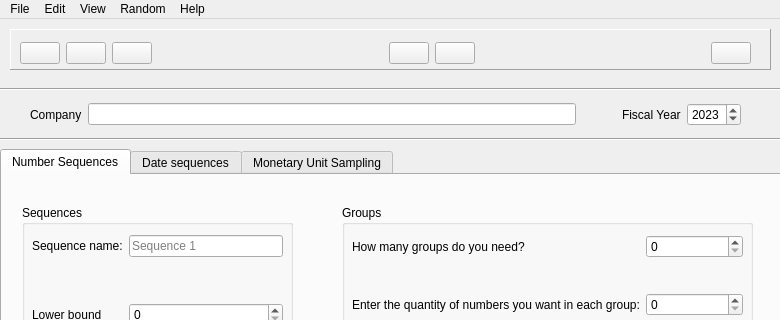
tlex-web/avega_sampling, file view/ui/MainWindow.ui: the form before one commit; both pictures show x 0 to 780 and y 0 to 320 of the 780 by 531 pixel window.
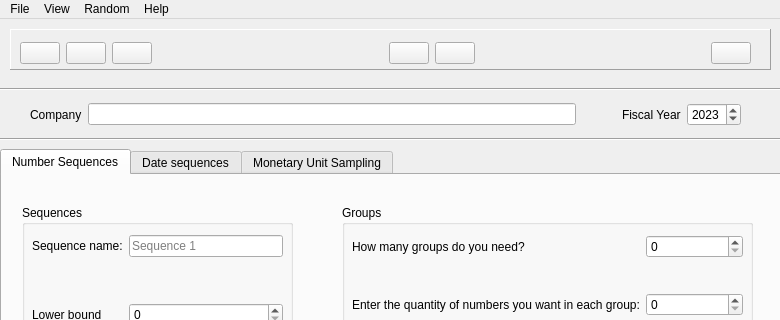
The form after the commit. The open tabs and pages were chosen to show the change. Icons and pictures are not drawn.

The edit to the form file:
```diff
--- a/view/ui/MainWindow.ui
+++ b/view/ui/MainWindow.ui
@@ -1045,15 +1045,6 @@
     <addaction name="actionSave_as"/>
     <addaction name="separator"/>
    </widget>
-   <widget class="QMenu" name="menuEdit">
-    <property name="title">
-     <string>Edit</string>
-    </property>
-    <addaction name="actionUndo"/>
-    <addaction name="separator"/>
-    <addaction name="actionRedo"/>
-    <addaction name="separator"/>
-   </widget>
    <widget class="QMenu" name="menuView">
     <property name="title">
      <string>View</string>
@@ -1076,7 +1067,6 @@
     <addaction name="separator"/>
    </widget>
    <addaction name="menuSave"/>
-   <addaction name="menuEdit"/>
    <addaction name="menuView"/>
    <addaction name="menuRandom"/>
    <addaction name="menuHelp"/>
```
Left out of the diff: 23 changed lines with no effect on the pictures.
